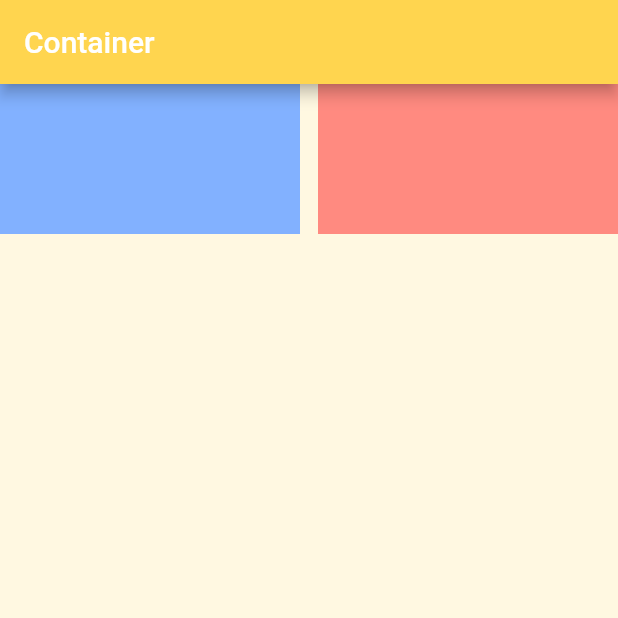
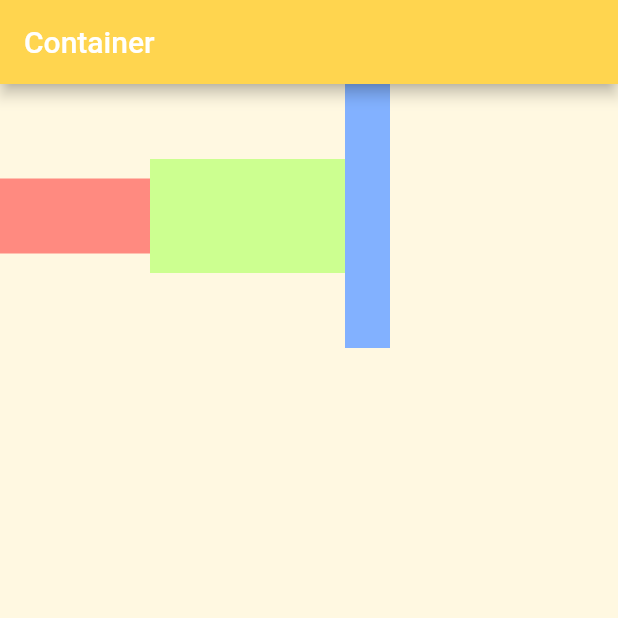
Before and after one commit to najmulmyself/learning_flutter, a Flutter app: the screen it shows after launch, on a phone screen of 412 x 824 dp, the top half of it. Run offline on Flutter 3.47's test engine with Material 2 defaults, Android fonts, the phone set to English and light mode, and no system bars.

Commit message:
debugging axis alignment

```diff
--- a/lib/main.dart
+++ b/lib/main.dart
@@ -33,22 +33,49 @@ class MyApp extends StatelessWidget {
           height: double.infinity,
           color: Colors.amber.shade50,
           child: SingleChildScrollView(
-              // scrollDirection: Axis.horizontal, // horizontal scrol view
-              child: Row(
-                mainAxisAlignment: MainAxisAlignment.spaceBetween,
+            // scrollDirection: Axis.horizontal, // horizontal scroll view
+            child: Column(
+              // mainAxisAlignment: MainAxisAlignment.start,
+              crossAxisAlignment: CrossAxisAlignment.center,
+              children: [
+                Row(
+                  // crossAxisAlignment: CrossAxisAlignment.center,
+                  // mainAxisAlignment: MainAxisAlignment.end,
                   children: [
                     Container(
-                    width: 200,
-                    height: 100,
+                      width: 100,
+                      height: 50,
+                      color: Colors.redAccent.shade100,
+                    ),
+                    Container(
+                      width: 130,
+                      height: 76,
+                      color: Colors.lightGreenAccent.shade100,
+                    ),
+                    Container(
+                      width: 30,
+                      height: 176,
                       color: Colors.blueAccent.shade100,
                     ),
-                  Container(
-                    width: 200,
-                    height: 100,
-                    color: Colors.redAccent.shade100,
-                  ),
+                  ],
+                )
               ],
 
+              //////////////////////////////////////////////////////////
+              // mainAxisAlignment: MainAxisAlignment.spaceBetween,
+              // children: [
+              //   Container(
+              //     width: 200,
+              //     height: 100,
+              //     color: Colors.blueAccent.shade100,
+              //   ),
+              //   Container(
+              //     width: 200,
+              //     height: 100,
+              //     color: Colors.redAccent.shade100,
+              //   ),
+              // ],
+////////////////////////////////////////////////////////////////////////////////////////
               // mainAxisAlignment: MainAxisAlignment.end,
               // // mainAxisAlignment: MainAxisAlignment.center,
               // crossAxisAlignment: CrossAxisAlignment.end,
@@ -80,7 +107,8 @@ class MyApp extends StatelessWidget {
               // ],
             ),
           ),
-          )),
+        ),
+      ),
     );
   }
 }
```
Lines whose indentation alone changed are shown as unchanged.
